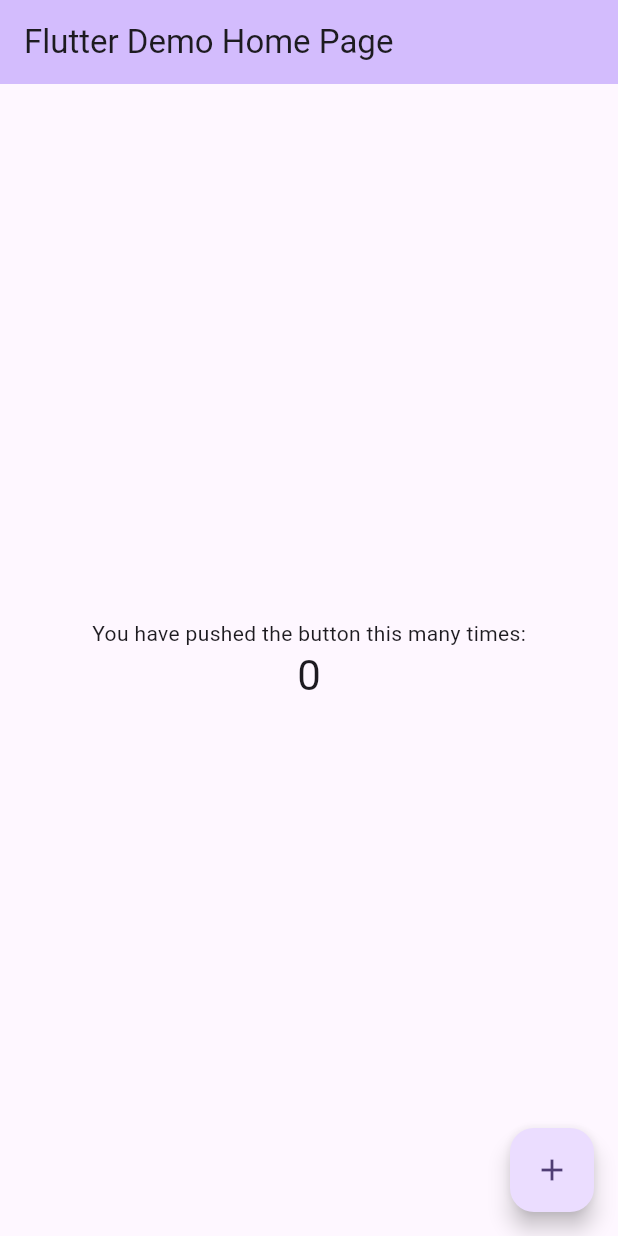
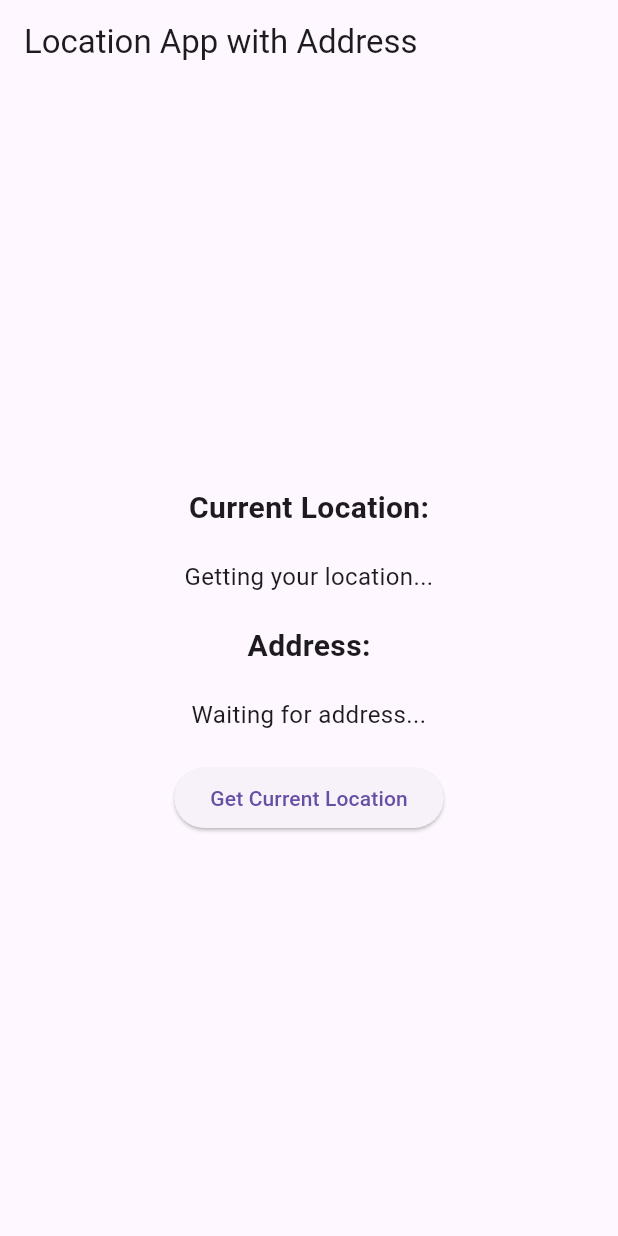
Before and after one commit to Shourya-rath/bunk-Track, a Flutter app: the screen it shows after launch, on a phone screen of 412 x 824 dp. Run offline on Flutter 3.47's test engine with Material 3 defaults, Android fonts, the phone set to English and light mode, and no system bars; our stand-ins replace geocoding, geolocator.

Commit message:
updated android manifest file and also the main.dart file

```diff
--- a/flutter_project/lib/main.dart
+++ b/flutter_project/lib/main.dart
@@ -1,125 +1,118 @@
 import 'package:flutter/material.dart';
+import 'package:geolocator/geolocator.dart';
+import 'package:geocoding/geocoding.dart'; // Import the geocoding package
 
 void main() {
   runApp(const MyApp());
 }
 
 class MyApp extends StatelessWidget {
-  const MyApp({super.key});
-
-  // This widget is the root of your application.
+  const MyApp({Key? key}) : super(key: key);
   @override
   Widget build(BuildContext context) {
     return MaterialApp(
-      title: 'Flutter Demo',
+      title: 'Flutter Location Demo',
       theme: ThemeData(
-        // This is the theme of your application.
-        //
-        // TRY THIS: Try running your application with "flutter run". You'll see
-        // the application has a purple toolbar. Then, without quitting the app,
-        // try changing the seedColor in the colorScheme below to Colors.green
-        // and then invoke "hot reload" (save your changes or press the "hot
-        // reload" button in a Flutter-supported IDE, or press "r" if you used
-        // the command line to start the app).
-        //
-        // Notice that the counter didn't reset back to zero; the application
-        // state is not lost during the reload. To reset the state, use hot
-        // restart instead.
-        //
-        // This works for code too, not just values: Most code changes can be
-        // tested with just a hot reload.
-        colorScheme: ColorScheme.fromSeed(seedColor: Colors.deepPurple),
-        useMaterial3: true,
+        primarySwatch: Colors.blue,
       ),
-      home: const MyHomePage(title: 'Flutter Demo Home Page'),
+      home: LocationScreen(),
     );
   }
 }
 
-class MyHomePage extends StatefulWidget {
-  const MyHomePage({super.key, required this.title});
-
-  // This widget is the home page of your application. It is stateful, meaning
-  // that it has a State object (defined below) that contains fields that affect
-  // how it looks.
-
-  // This class is the configuration for the state. It holds the values (in this
-  // case the title) provided by the parent (in this case the App widget) and
-  // used by the build method of the State. Fields in a Widget subclass are
-  // always marked "final".
-
-  final String title;
-
+class LocationScreen extends StatefulWidget {
+  const LocationScreen({Key? key}) : super(key: key);
   @override
-  State<MyHomePage> createState() => _MyHomePageState();
+  LocationScreenState createState() => LocationScreenState();
 }
 
-class _MyHomePageState extends State<MyHomePage> {
-  int _counter = 0;
+class LocationScreenState extends State<LocationScreen> {
+  String _locationMessage = "Getting your location...";
+  String _address = "Waiting for address..."; // New variable to hold address
 
-  void _incrementCounter() {
+  // Function to get the current location
+  Future<void> _getLocation() async {
+    // Check for location permissions
+    LocationPermission permission = await Geolocator.requestPermission();
+    if (permission == LocationPermission.deniedForever) {
+      setState(() {
+        _locationMessage = "Location permissions are permanently denied. Please enable them in your settings.";
+      });
+      return;
+    } else if (permission == LocationPermission.denied) {
+      setState(() {
+        _locationMessage = "Location permissions are denied. Please enable them.";
+      });
+      return;
+    }
+
+    // Get the current location
+    Position position = await Geolocator.getCurrentPosition(
+        desiredAccuracy: LocationAccuracy.high);
+
     setState(() {
-      // This call to setState tells the Flutter framework that something has
-      // changed in this State, which causes it to rerun the build method below
-      // so that the display can reflect the updated values. If we changed
-      // _counter without calling setState(), then the build method would not be
-      // called again, and so nothing would appear to happen.
-      _counter++;
+      _locationMessage = "Latitude: ${position.latitude}, Longitude: ${position.longitude}";
+    });
+
+    // Get the address from the latitude and longitude (reverse geocoding)
+    List<Placemark> placemarks = await placemarkFromCoordinates(
+      position.latitude,
+      position.longitude,
+    );
+
+    // Get the first placemark (address)
+    Placemark place = placemarks[0];
+    setState(() {
+      _address = "${place.street}, ${place.locality}, ${place.country}";
     });
   }
 
   @override
+  void initState() {
+    super.initState();
+    _getLocation(); // Get location as soon as the app starts
+  }
+
+  @override
   Widget build(BuildContext context) {
-    // This method is rerun every time setState is called, for instance as done
-    // by the _incrementCounter method above.
-    //
-    // The Flutter framework has been optimized to make rerunning build methods
-    // fast, so that you can just rebuild anything that needs updating rather
-    // than having to individually change instances of widgets.
     return Scaffold(
       appBar: AppBar(
-        // TRY THIS: Try changing the color here to a specific color (to
-        // Colors.amber, perhaps?) and trigger a hot reload to see the AppBar
-        // change color while the other colors stay the same.
-        backgroundColor: Theme.of(context).colorScheme.inversePrimary,
-        // Here we take the value from the MyHomePage object that was created by
-        // the App.build method, and use it to set our appbar title.
-        title: Text(widget.title),
+        title: Text('Location App with Address'),
       ),
       body: Center(
-        // Center is a layout widget. It takes a single child and positions it
-        // in the middle of the parent.
         child: Column(
-          // Column is also a layout widget. It takes a list of children and
-          // arranges them vertically. By default, it sizes itself to fit its
-          // children horizontally, and tries to be as tall as its parent.
-          //
-          // Column has various properties to control how it sizes itself and
-          // how it positions its children. Here we use mainAxisAlignment to
-          // center the children vertically; the main axis here is the vertical
-          // axis because Columns are vertical (the cross axis would be
-          // horizontal).
-          //
-          // TRY THIS: Invoke "debug painting" (choose the "Toggle Debug Paint"
-          // action in the IDE, or press "p" in the console), to see the
-          // wireframe for each widget.
           mainAxisAlignment: MainAxisAlignment.center,
+          crossAxisAlignment: CrossAxisAlignment.center,
           children: <Widget>[
-            const Text(
-              'You have pushed the button this many times:',
+            Text(
+              'Current Location:',
+              style: TextStyle(fontSize: 20, fontWeight: FontWeight.bold),
             ),
+            SizedBox(height: 20),
             Text(
-              '$_counter',
-              style: Theme.of(context).textTheme.headlineMedium,
+              _locationMessage,
+              textAlign: TextAlign.center,
+              style: TextStyle(fontSize: 16),
+            ),
+            SizedBox(height: 20),
+            Text(
+              'Address:',
+              style: TextStyle(fontSize: 20, fontWeight: FontWeight.bold),
+            ),
+            SizedBox(height: 20),
+            Text(
+              _address,
+              textAlign: TextAlign.center,
+              style: TextStyle(fontSize: 16),
+            ),
+            SizedBox(height: 20),
+            ElevatedButton(
+              onPressed: _getLocation, // Get location on button press
+              child: Text('Get Current Location'),
             ),
           ],
         ),
       ),
-      floatingActionButton: FloatingActionButton(
-        onPressed: _incrementCounter,
-        tooltip: 'Increment',
-        child: const Icon(Icons.add),
-      ), // This trailing comma makes auto-formatting nicer for build methods.
     );
   }
 }
```
Also changed, not shown: 1 other file.
